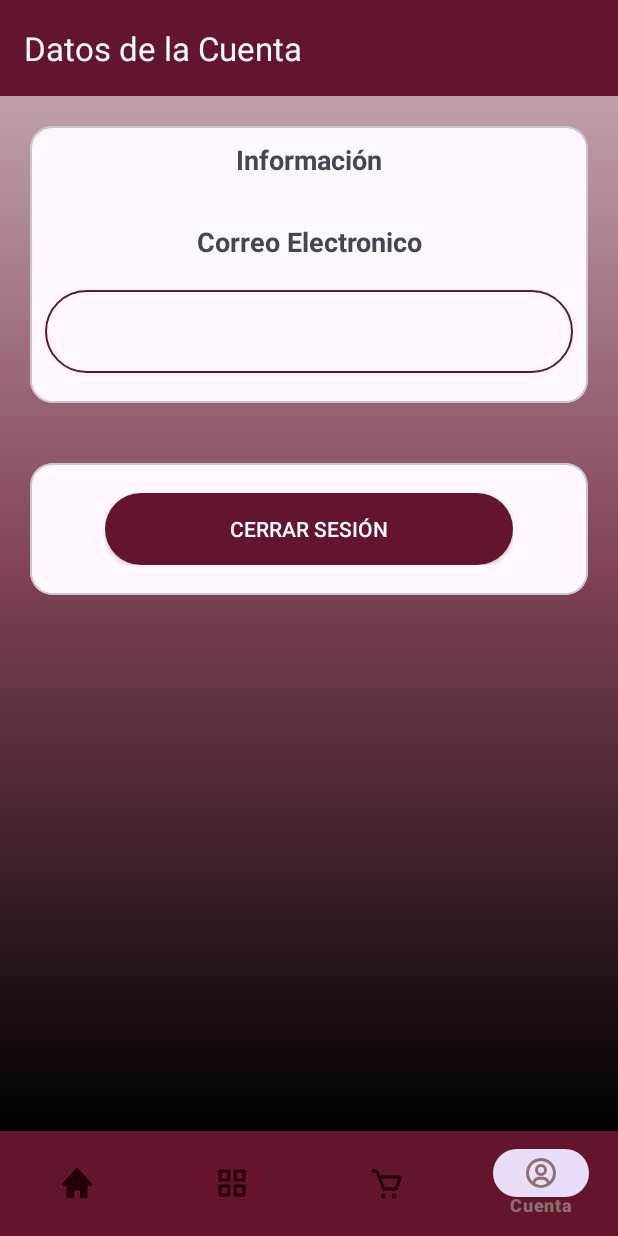
After one commit to JonathanOlivares/Poli-Carrito, an Android app: the CuentaFragment screen opened through its navigation route, on a phone screen of 412 x 824 dp. The commit adds this screen. Run offline under Robolectric (Android 15) with nearby library versions, the phone set to English and light mode, and no system bars; our stand-ins replace Firebase (no records; nobody signed in at launch, a user with empty details on screens opened directly), navigation-ui.

Commit message:
Commit Fragment Cuenta

```diff
--- a/app/build.gradle
+++ b/app/build.gradle
@@ -33,6 +33,8 @@ android {
     kotlinOptions {
         jvmTarget = '1.8'
     }
+
+    /* - - - - - Agregado Por el Equipo - Firebase - - - - - */
     buildFeatures {
         viewBinding true
     }
@@ -58,6 +60,7 @@ dependencies {
     // When using the BoM, you don't specify versions in Firebase library dependencies
     implementation 'com.google.firebase:firebase-auth-ktx'
 
+
     /* - - - - - Agregado Por el Equipo - Navigation Bar - - - - - */
     implementation("androidx.navigation:navigation-fragment-ktx:2.6.0")
     implementation("androidx.navigation:navigation-ui-ktx:2.6.0")
--- /dev/null
+++ b/app/src/main/java/com/myaplication/policarrito/CarritoFragment.kt
@@ -0,0 +1,59 @@
+package com.myaplication.policarrito
+
+import android.os.Bundle
+import androidx.fragment.app.Fragment
+import android.view.LayoutInflater
+import android.view.View
+import android.view.ViewGroup
+
+// TODO: Rename parameter arguments, choose names that match
+// the fragment initialization parameters, e.g. ARG_ITEM_NUMBER
+private const val ARG_PARAM1 = "param1"
+private const val ARG_PARAM2 = "param2"
+
+/**
+ * A simple [Fragment] subclass.
+ * Use the [CarritoFragment.newInstance] factory method to
+ * create an instance of this fragment.
+ */
+class CarritoFragment : Fragment() {
+    // TODO: Rename and change types of parameters
+    private var param1: String? = null
+    private var param2: String? = null
+
+    override fun onCreate(savedInstanceState: Bundle?) {
+        super.onCreate(savedInstanceState)
+        arguments?.let {
+            param1 = it.getString(ARG_PARAM1)
+            param2 = it.getString(ARG_PARAM2)
+        }
+    }
+
+    override fun onCreateView(
+        inflater: LayoutInflater, container: ViewGroup?,
+        savedInstanceState: Bundle?
+    ): View? {
+        // Inflate the layout for this fragment
+        return inflater.inflate(R.layout.fragment_carrito, container, false)
+    }
+
+    companion object {
+        /**
+         * Use this factory method to create a new instance of
+         * this fragment using the provided parameters.
+         *
+         * @param param1 Parameter 1.
+         * @param param2 Parameter 2.
+         * @return A new instance of fragment CarritoFragment.
+         */
+        // TODO: Rename and change types and number of parameters
+        @JvmStatic
+        fun newInstance(param1: String, param2: String) =
+            CarritoFragment().apply {
+                arguments = Bundle().apply {
+                    putString(ARG_PARAM1, param1)
+                    putString(ARG_PARAM2, param2)
+                }
+            }
+    }
+}
--- /dev/null
+++ b/app/src/main/java/com/myaplication/policarrito/CuentaFragment.kt
@@ -0,0 +1,117 @@
+package com.myaplication.policarrito
+
+import android.content.Intent
+import android.os.Bundle
+import androidx.fragment.app.Fragment
+import android.view.LayoutInflater
+import android.view.View
+import android.view.ViewGroup
+import android.widget.EditText
+import android.widget.TextView
+import com.google.firebase.auth.FirebaseAuth
+import com.google.firebase.auth.ktx.auth
+import com.google.firebase.ktx.Firebase
+import org.w3c.dom.Text
+
+// TODO: Rename parameter arguments, choose names that match
+// the fragment initialization parameters, e.g. ARG_ITEM_NUMBER
+private const val ARG_PARAM1 = "param1"
+private const val ARG_PARAM2 = "param2"
+
+/**
+ * A simple [Fragment] subclass.
+ * Use the [CuentaFragment.newInstance] factory method to
+ * create an instance of this fragment.
+ */
+class CuentaFragment : Fragment() {
+    // TODO: Rename and change types of parameters
+    private var param1: String? = null
+    private var param2: String? = null
+
+
+    /* - - - - - Agregado - Informacion Correo - - - - - */
+    private lateinit var auth:FirebaseAuth
+
+
+    override fun onCreate(savedInstanceState: Bundle?) {
+        super.onCreate(savedInstanceState)
+        arguments?.let {
+            param1 = it.getString(ARG_PARAM1)
+            param2 = it.getString(ARG_PARAM2)
+        }
+
+
+        // - Agregado - Initialize Firebase Auth
+        auth = Firebase.auth
+
+
+    }
+
+    override fun onCreateView(inflater: LayoutInflater,
+                              container: ViewGroup?,
+                              savedInstanceState: Bundle?
+                             ): View?
+    {
+        /* - - - - - Agregado - Informacion Correo - - - - - */
+        val view: View = inflater.inflate(R.layout.fragment_cuenta, container, false)
+
+        if (auth.currentUser != null) {
+            val user = Firebase.auth.currentUser
+            user?.let {
+                // Name, email address, and profile photo Url
+                val name = it.displayName
+                val email = it.email
+                val photoUrl = it.photoUrl
+
+                // Check if user's email is verified
+                val emailVerified = it.isEmailVerified
+
+                // The user's ID, unique to the Firebase project. Do NOT use this value to
+                // authenticate with your backend server, if you have one. Use
+                // FirebaseUser.getIdToken() instead.
+                val uid = it.uid
+
+                val Correo = view.findViewById<TextView>(R.id.TeVi_InformacionCorreo)
+
+                Correo.setText(email.toString())
+            }
+        }
+
+        val BotonSignup = view.findViewById<TextView>(R.id.Btn_Logout)
+
+        BotonSignup.setOnClickListener{
+            auth.signOut()
+
+            activity?.let{
+                val win_login = Intent (it, LoginActivity::class.java)
+                it.startActivity(win_login)
+            }
+        }
+
+
+        return view
+    }
+
+
+
+
+    companion object {
+        /**
+         * Use this factory method to create a new instance of
+         * this fragment using the provided parameters.
+         *
+         * @param param1 Parameter 1.
+         * @param param2 Parameter 2.
+         * @return A new instance of fragment CuentaFragment.
+         */
+        // TODO: Rename and change types and number of parameters
+        @JvmStatic
+        fun newInstance(param1: String, param2: String) =
+            CuentaFragment().apply {
+                arguments = Bundle().apply {
+                    putString(ARG_PARAM1, param1)
+                    putString(ARG_PARAM2, param2)
+                }
+            }
+    }
+}
--- a/app/src/main/java/com/myaplication/policarrito/LoginActivity.kt
+++ b/app/src/main/java/com/myaplication/policarrito/LoginActivity.kt
@@ -24,15 +24,14 @@ class LoginActivity : AppCompatActivity() {
         // - Agregado - Initialize Firebase Auth
         auth = Firebase.auth
 
+        Check_LoginUser()
 
         /* - - - - - Agregado - Cambio a Signup - - - - - */
         val BotonRegistro: TextView = findViewById( R.id.Btn_Signup )
 
         BotonRegistro.setOnClickListener {
-            val win_singup = Intent( this, SingupActivity::class.java )
-            startActivity( win_singup )
+            CanbioActivity_Singup()
         }
-
 
         // - Agregado - Login
         val BotonLogin: TextView = findViewById( R.id.Btn_Login )
@@ -40,6 +39,20 @@ class LoginActivity : AppCompatActivity() {
             EjecutaLogin()
         }
 
+    }
+
+    /* - - - - - Agregado - Login Automatico - - - - - */
+    private fun Check_LoginUser() {
+        // Check if user is signed in (non-null) and update UI accordingly.
+        val currentUser = FirebaseAuth.getInstance().currentUser
+
+        if (currentUser != null) {
+            // User is signed in
+            CanbioActivity_Menu()
+
+        } else {
+            // No user is signed in
+        }
     }
 
 
@@ -63,8 +76,7 @@ class LoginActivity : AppCompatActivity() {
                 .addOnCompleteListener(this) { task ->
                     if (task.isSuccessful) {
                         // Sign in success, navigate to the MainActivity
-                        val win_menu = Intent(this, MenuActivity::class.java)
-                        startActivity(win_menu)
+                        CanbioActivity_Menu()
 
                         Toast.makeText(
                             baseContext,
@@ -91,4 +103,15 @@ class LoginActivity : AppCompatActivity() {
 
         }
     }
+
+    /* - - - - - Agregado - Funciones Basicas - - - - - */
+    private fun CanbioActivity_Singup() {
+        val win_singup = Intent( this, SingupActivity::class.java )
+        startActivity( win_singup )
+    }
+
+    private fun CanbioActivity_Menu() {
+        val win_menu = Intent(this, MenuActivity::class.java)
+        startActivity(win_menu)
+    }
 }
--- /dev/null
+++ b/app/src/main/res/drawable/design_text.xml
@@ -0,0 +1,7 @@
+<?xml version="1.0" encoding="utf-8"?>
+<shape xmlns:android="http://schemas.android.com/apk/res/android" android:shape="rectangle">
+    <stroke
+        android:width="1dip"
+        android:color="@color/Politecnico" />
+    <corners android:radius= "50dp" />
+</shape>
--- a/app/src/main/res/layout/activity_singup.xml
+++ b/app/src/main/res/layout/activity_singup.xml
@@ -7,7 +7,7 @@
     android:id="@+id/LinearLayout_Base"
     android:layout_width="match_parent"
     android:layout_height="match_parent"
-    android:background="#FFFFFF"
+    android:background="@drawable/background_gradient2"
     android:orientation="vertical">
 
     <LinearLayout
--- /dev/null
+++ b/app/src/main/res/layout/fragment_carrito.xml
@@ -0,0 +1,14 @@
+<?xml version="1.0" encoding="utf-8"?>
+<FrameLayout xmlns:android="http://schemas.android.com/apk/res/android"
+    xmlns:tools="http://schemas.android.com/tools"
+    android:layout_width="match_parent"
+    android:layout_height="match_parent"
+    tools:context=".CarritoFragment">
+
+    <!-- TODO: Update blank fragment layout -->
+    <TextView
+        android:layout_width="match_parent"
+        android:layout_height="match_parent"
+        android:text="Hola Fragmento de Carrito" />
+
+</FrameLayout>
--- /dev/null
+++ b/app/src/main/res/layout/fragment_cuenta.xml
@@ -0,0 +1,174 @@
+<?xml version="1.0" encoding="utf-8"?>
+<LinearLayout xmlns:android="http://schemas.android.com/apk/res/android"
+    xmlns:app="http://schemas.android.com/apk/res-auto"
+    xmlns:tools="http://schemas.android.com/tools"
+
+
+    android:id="@+id/LinearLayout_Base"
+    android:layout_width="match_parent"
+    android:layout_height="match_parent"
+    android:background="@drawable/background_gradient2"
+    android:orientation="vertical">
+
+    <LinearLayout
+        android:id="@+id/LinearLayout_Bar"
+        android:layout_width="match_parent"
+        android:layout_height="wrap_content"
+        android:orientation="vertical">
+
+        <com.google.android.material.appbar.AppBarLayout
+            android:id="@+id/appbar"
+
+            android:layout_width="match_parent"
+            android:layout_height="wrap_content">
+
+            <androidx.appcompat.widget.Toolbar
+                android:layout_width="match_parent"
+                android:layout_height="?attr/actionBarSize"
+                android:background="#62152D"
+                app:title="@string/fra_cuenta_Titulo"
+                app:titleTextColor="#FFFFFF"></androidx.appcompat.widget.Toolbar>
+
+        </com.google.android.material.appbar.AppBarLayout>
+    </LinearLayout>
+
+    <ScrollView
+        android:id="@+id/ScrollView_01"
+        android:layout_width="match_parent"
+        android:layout_height="wrap_content">
+
+        <RelativeLayout
+            android:id="@+id/RelativeLayout_01"
+            android:layout_width="match_parent"
+            android:layout_height="wrap_content">
+
+            <LinearLayout
+                android:id="@+id/LinearLayout_02"
+                android:layout_width="match_parent"
+                android:layout_height="wrap_content"
+                android:orientation="vertical">
+
+                <com.google.android.material.card.MaterialCardView
+                    android:layout_width="match_parent"
+                    android:layout_height="match_parent"
+                    android:layout_margin="20dp"
+                    android:elevation="8dp"
+                    app:cardCornerRadius="15dp">
+
+                    <RelativeLayout
+                        android:layout_width="match_parent"
+                        android:layout_height="wrap_content">
+
+                        <LinearLayout
+                            android:id="@+id/LiLa_Datos"
+                            android:layout_width="match_parent"
+                            android:layout_height="wrap_content"
+                            android:orientation="horizontal"
+                            android:paddingStart="10dp"
+                            android:paddingTop="10dp"
+                            android:paddingEnd="10dp"
+                            android:paddingBottom="30dp">
+
+                            <TextView
+                                android:id="@+id/TeVi_Datos"
+                                android:layout_width="match_parent"
+                                android:layout_height="wrap_content"
+                                android:text="@string/fra_cuenta_TituloDatos"
+                                android:textAlignment="center"
+                                android:textSize="18sp"
+                                android:textStyle="bold" />
+                        </LinearLayout>
+
+                        <LinearLayout
+                            android:id="@+id/Lila_Datos02"
+                            android:layout_width="match_parent"
+                            android:layout_height="wrap_content"
+                            android:layout_below="@+id/LiLa_Datos"
+                            android:orientation="vertical"
+                            android:paddingStart="10dp"
+                            android:paddingEnd="10dp"
+                            android:paddingBottom="20dp">
+
+                            <LinearLayout
+                                android:layout_width="match_parent"
+                                android:layout_height="wrap_content"
+                                android:orientation="vertical">
+
+                                <TextView
+                                    android:id="@+id/TeVi_TituloCorreo"
+                                    android:layout_width="match_parent"
+                                    android:layout_height="wrap_content"
+                                    android:text="@string/fra_cuenta_Correo"
+                                    android:textAlignment="center"
+                                    android:textSize="18sp"
+                                    android:textStyle="bold"
+                                    android:paddingBottom="20dp"/>
+
+                                <TextView
+                                    android:id="@+id/TeVi_InformacionCorreo"
+                                    android:layout_width="match_parent"
+                                    android:layout_height="wrap_content"
+                                    android:background="@drawable/design_text"
+                                    android:paddingTop="15dp"
+                                    android:paddingBottom="15dp"
+                                    android:text=""
+                                    android:textAlignment="center"
+                                    android:textSize="18sp"
+                                    android:textStyle="bold" />
+
+                            </LinearLayout>
+                        </LinearLayout>
+                    </RelativeLayout>
+                </com.google.android.material.card.MaterialCardView>
+
+            </LinearLayout>
+
+            <LinearLayout
+                android:id="@+id/LinearLayout_03"
+                android:layout_width="match_parent"
+                android:layout_height="match_parent"
+                android:layout_below="@id/LinearLayout_02"
+                android:orientation="vertical">
+
+                <com.google.android.material.card.MaterialCardView
+                    android:layout_width="match_parent"
+                    android:layout_height="match_parent"
+                    android:layout_margin="20dp"
+                    android:elevation="8dp"
+                    app:cardCornerRadius="15dp">
+
+                    <RelativeLayout
+                        android:layout_width="match_parent"
+                        android:layout_height="wrap_content">
+
+                        <LinearLayout
+                            android:id="@+id/LiLa_Signup"
+                            android:layout_width="match_parent"
+                            android:layout_height="wrap_content"
+                            android:orientation="horizontal"
+                            android:paddingStart="50dp"
+                            android:paddingTop="20dp"
+                            android:paddingEnd="50dp"
+                            android:paddingBottom="20dp">
+
+                        <androidx.appcompat.widget.AppCompatButton
+                            android:id="@+id/Btn_Logout"
+                            android:layout_width="match_parent"
+                            android:layout_height="48dp"
+                            android:layout_marginTop="0dp"
+                            android:background="@drawable/ic_buttom"
+                            android:paddingLeft="64dp"
+                            android:paddingRight="64dp"
+                            android:text="@string/fra_cuenta_Logout"
+                            android:textColor="@color/white" />
+
+                        </LinearLayout>
+
+                    </RelativeLayout>
+
+                </com.google.android.material.card.MaterialCardView>
+            </LinearLayout>
+
+        </RelativeLayout>
+    </ScrollView>
+</LinearLayout>
--- a/app/src/main/res/menu/bottom_navigation_menu.xml
+++ b/app/src/main/res/menu/bottom_navigation_menu.xml
@@ -9,4 +9,12 @@
         android:id="@+id/categoriasFragment"
         android:icon="@drawable/ic_categorias_svg"
         android:title="Categorias" />
+    <item
+        android:id="@+id/carritoFragment"
+        android:icon="@drawable/ic_carrito_svg"
+        android:title="Carrito" />
+    <item
+        android:id="@+id/cuentaFragment"
+        android:icon="@drawable/ic_perfil_usuario_svg"
+        android:title="Cuenta" />
 </menu>
--- a/app/src/main/res/navigation/navigation_graphic.xml
+++ b/app/src/main/res/navigation/navigation_graphic.xml
@@ -15,4 +15,14 @@
         android:name="com.myaplication.policarrito.CategoriasFragment"
         android:label="fragment_categorias"
         tools:layout="@layout/fragment_categorias" />
+    <fragment
+        android:id="@+id/carritoFragment"
+        android:name="com.myaplication.policarrito.CarritoFragment"
+        android:label="fragment_carrito"
+        tools:layout="@layout/fragment_carrito" />
+    <fragment
+        android:id="@+id/cuentaFragment"
+        android:name="com.myaplication.policarrito.CuentaFragment"
+        android:label="fragment_cuenta"
+        tools:layout="@layout/fragment_cuenta" />
 </navigation>
--- a/app/src/main/res/values/strings.xml
+++ b/app/src/main/res/values/strings.xml
@@ -11,6 +11,11 @@
     <string name="activity_signup_03">R e g i s t r a r s e</string>
     <string name="activity_signup_04">¿Ya tienes una cuenta? Inicia Sesion !</string>
     <string name="activity_signup_05">Ingrese sus datos</string>
+
+    <string name="fra_cuenta_Titulo">Datos de la Cuenta</string>
+    <string name="fra_cuenta_TituloDatos">Información</string>
+    <string name="fra_cuenta_Logout">Cerrar Sesión</string>
+    <string name="fra_cuenta_Correo">Correo Electronico</string>
 
     <string name="title_active_login">Firebase Login</string>
     <string name="password">Contraseña</string>
```
